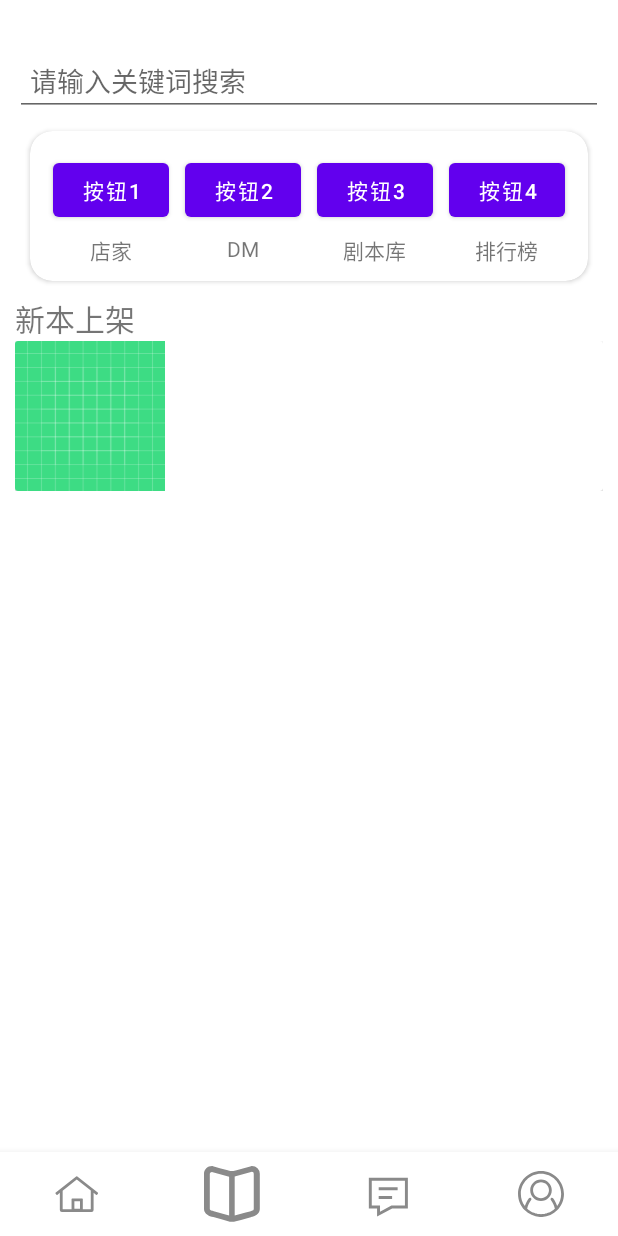
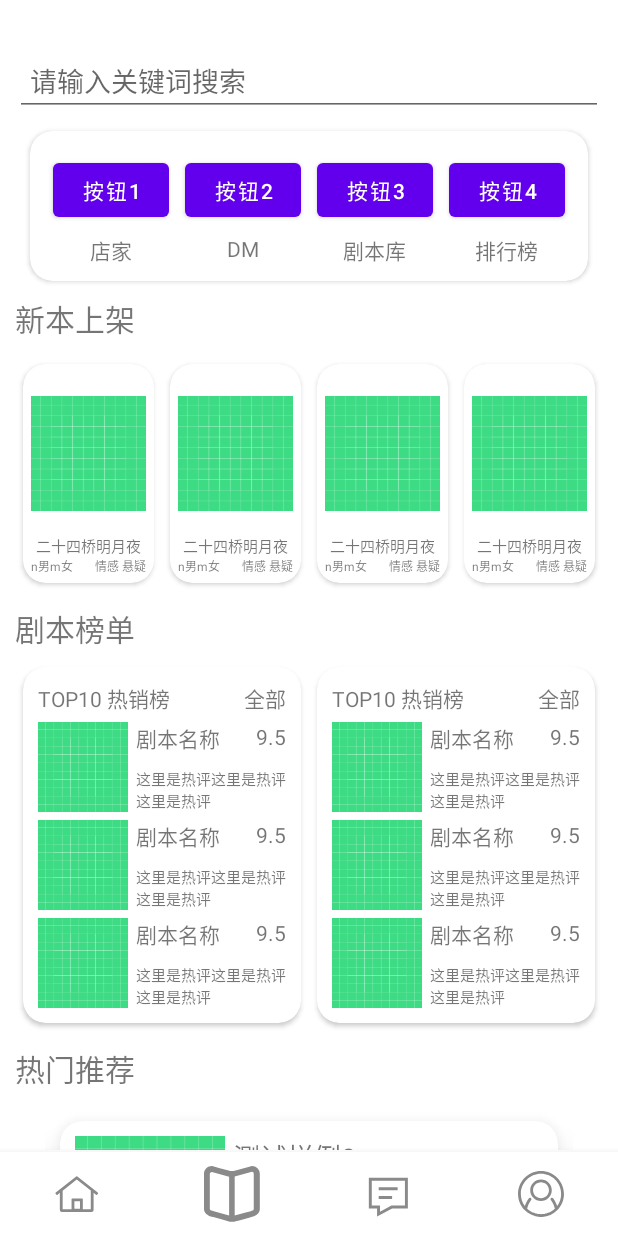
Before and after one commit to JackYuCN/ScriptKillingApp, an Android app: the screen it shows after launch (MainActivity), item 2 of the bottom bar chosen, on a phone screen of 412 x 824 dp. Run offline under Robolectric (Android 15) with nearby library versions, the phone set to English and light mode, and no system bars.

Commit message:
finish the basic layout of scripts fragment

```diff
--- a/app/src/main/java/com/competition/scriptkillingapp/view/fragment/ScriptsFragment.java
+++ b/app/src/main/java/com/competition/scriptkillingapp/view/fragment/ScriptsFragment.java
@@ -4,21 +4,44 @@ import android.os.Bundle;
 import android.view.LayoutInflater;
 import android.view.View;
 import android.view.ViewGroup;
+import android.widget.ScrollView;
 
 import androidx.annotation.NonNull;
 import androidx.annotation.Nullable;
 import androidx.fragment.app.Fragment;
+import androidx.recyclerview.widget.LinearLayoutManager;
+import androidx.recyclerview.widget.RecyclerView;
 
 import com.competition.scriptkillingapp.R;
+import com.competition.scriptkillingapp.adapter.ScriptRecViewAdapter;
+import com.competition.scriptkillingapp.model.Script;
+
+import java.util.ArrayList;
 
 public class ScriptsFragment extends Fragment {
+
     private View view;
+
+    private RecyclerView scriptsRecView;
 
     @Nullable
     @Override
     public View onCreateView(@NonNull LayoutInflater inflater, @Nullable ViewGroup container, @Nullable Bundle savedInstanceState) {
         view = inflater.inflate(R.layout.fragment_scripts, container, false);
 
+        scriptsRecView = view.findViewById(R.id.hot_scripts_recommend_recview);
+
+        ArrayList<Script> scripts = new ArrayList<>();
+        for (int i = 0; i < 10; i++) {
+            scripts.add(new Script("测试样例" + i));
+        }
+
+        ScriptRecViewAdapter adapter = new ScriptRecViewAdapter(view.getContext());
+        adapter.setScripts(scripts);
+
+        scriptsRecView.setAdapter(adapter);
+        scriptsRecView.setLayoutManager(new LinearLayoutManager(view.getContext()));
+
         return view;
     }
 }
--- a/app/src/main/res/layout/fragment_scripts.xml
+++ b/app/src/main/res/layout/fragment_scripts.xml
@@ -1,5 +1,5 @@
 <?xml version="1.0" encoding="utf-8"?>
-<ScrollView xmlns:android="http://schemas.android.com/apk/res/android"
+<androidx.core.widget.NestedScrollView xmlns:android="http://schemas.android.com/apk/res/android"
     xmlns:app="http://schemas.android.com/apk/res-auto"
     xmlns:tools="http://schemas.android.com/tools"
     android:layout_width="match_parent"
@@ -16,8 +16,8 @@
             android:layout_width="match_parent"
             android:layout_height="wrap_content"
             android:layout_marginTop="20dp"
-            android:padding="10dp"
-            android:hint="请输入关键词搜索" />
+            android:hint="请输入关键词搜索"
+            android:padding="10dp" />
 
         <androidx.cardview.widget.CardView
             android:layout_width="match_parent"
@@ -143,32 +143,84 @@
         <LinearLayout
             android:layout_width="match_parent"
             android:layout_height="wrap_content"
+            android:layout_marginTop="10dp"
             android:orientation="horizontal">
 
-            <androidx.cardview.widget.CardView
-                android:layout_width="match_parent"
-                android:layout_height="wrap_content">
+            <include
+                layout="@layout/script_item_vertical"
+                android:layout_width="wrap_content"
+                android:layout_height="wrap_content"
+                android:layout_margin="5dp"
+                android:layout_weight="1" />
 
-                <RelativeLayout
-                    android:layout_width="wrap_content"
-                    android:layout_height="wrap_content">
+            <include
+                layout="@layout/script_item_vertical"
+                android:layout_width="wrap_content"
+                android:layout_height="wrap_content"
+                android:layout_margin="5dp"
+                android:layout_weight="1" />
 
-                    <ImageView
-                        android:layout_width="100dp"
-                        android:layout_height="100dp"
-                        android:id="@+id/scripts_"
-                        android:src="@drawable/ic_launcher_background" />
+            <include
+                layout="@layout/script_item_vertical"
+                android:layout_width="wrap_content"
+                android:layout_height="wrap_content"
+                android:layout_margin="5dp"
+                android:layout_weight="1" />
 
-
-
-                </RelativeLayout>
-
-            </androidx.cardview.widget.CardView>
+            <include
+                layout="@layout/script_item_vertical"
+                android:layout_width="wrap_content"
+                android:layout_height="wrap_content"
+                android:layout_margin="5dp"
+                android:layout_weight="1" />
 
         </LinearLayout>
 
+        <TextView
+            android:layout_width="wrap_content"
+            android:layout_height="wrap_content"
+            android:layout_marginTop="10dp"
+            android:text="剧本榜单"
+            android:textSize="20sp" />
+
+        <LinearLayout
+            android:layout_width="match_parent"
+            android:layout_height="wrap_content"
+            android:layout_marginTop="5dp"
+            android:orientation="horizontal">
+
+            <include
+                layout="@layout/top_script_list_cardview"
+                android:layout_width="wrap_content"
+                android:layout_height="wrap_content"
+                android:layout_margin="5dp"
+                android:layout_weight="1" />
+
+            <include
+                layout="@layout/top_script_list_cardview"
+                android:layout_width="wrap_content"
+                android:layout_height="wrap_content"
+                android:layout_margin="5dp"
+                android:layout_weight="1" />
+
+        </LinearLayout>
+
+        <TextView
+            android:layout_width="wrap_content"
+            android:layout_height="wrap_content"
+            android:layout_marginTop="10dp"
+            android:text="热门推荐"
+            android:textSize="20sp" />
+
+        <androidx.recyclerview.widget.RecyclerView
+            android:id="@+id/hot_scripts_recommend_recview"
+            android:layout_width="match_parent"
+            android:layout_height="wrap_content"
+            android:layout_marginStart="20dp"
+            android:layout_marginTop="10dp"
+            android:layout_marginEnd="20dp" />
 
     </LinearLayout>
 
 
-</ScrollView>
+</androidx.core.widget.NestedScrollView>
--- a/app/src/main/res/layout/script_item_vertical.xml
+++ b/app/src/main/res/layout/script_item_vertical.xml
@@ -1,6 +1,47 @@
 <?xml version="1.0" encoding="utf-8"?>
 <androidx.cardview.widget.CardView xmlns:android="http://schemas.android.com/apk/res/android"
-    android:layout_width="match_parent"
-    android:layout_height="match_parent">
+    android:layout_width="wrap_content"
+    android:layout_height="wrap_content"
+    xmlns:app="http://schemas.android.com/apk/res-auto"
+    android:id="@+id/vertical_single_script"
+    app:cardCornerRadius="15dp">
+
+    <RelativeLayout
+        android:layout_width="wrap_content"
+        android:layout_height="wrap_content"
+        android:padding="5dp">
+
+        <ImageView
+            android:layout_width="wrap_content"
+            android:layout_height="wrap_content"
+            android:id="@+id/vss_image"
+            android:src="@drawable/ic_launcher_background" />
+
+        <TextView
+            android:layout_width="wrap_content"
+            android:layout_height="wrap_content"
+            android:layout_below="@id/vss_image"
+            android:id="@+id/vss_scriptName"
+            android:text="二十四桥明月夜"
+            android:textSize="10sp"
+            android:layout_centerHorizontal="true" />
+
+        <TextView
+            android:layout_width="wrap_content"
+            android:layout_height="wrap_content"
+            android:layout_below="@id/vss_scriptName"
+            android:id="@+id/vss_scriptChar"
+            android:text="n男m女"
+            android:textSize="8sp" />
+
+        <TextView
+            android:layout_width="wrap_content"
+            android:layout_height="wrap_content"
+            android:layout_below="@id/vss_scriptName"
+            android:layout_alignEnd="@id/vss_image"
+            android:text="情感 悬疑"
+            android:textSize="8sp" />
+
+    </RelativeLayout>
 
 </androidx.cardview.widget.CardView>
--- /dev/null
+++ b/app/src/main/res/layout/top_script_list_cardview.xml
@@ -0,0 +1,137 @@
+<?xml version="1.0" encoding="utf-8"?>
+<androidx.cardview.widget.CardView xmlns:android="http://schemas.android.com/apk/res/android"
+    xmlns:app="http://schemas.android.com/apk/res-auto"
+    android:layout_width="wrap_content"
+    android:layout_height="wrap_content"
+    app:cardCornerRadius="15dp">
+
+    <RelativeLayout
+        android:layout_width="match_parent"
+        android:layout_height="match_parent"
+        android:padding="10dp">
+
+        <TextView
+            android:id="@+id/tslcv_txtTopName"
+            android:layout_width="wrap_content"
+            android:layout_height="wrap_content"
+            android:text="TOP10 热销榜" />
+
+        <TextView
+            android:id="@+id/tslcv_showAll"
+            android:layout_width="wrap_content"
+            android:layout_height="wrap_content"
+            android:layout_alignParentEnd="true"
+            android:text="全部" />
+
+        <ImageView
+            android:id="@+id/tslcv_imageViewTop1"
+            android:layout_width="60dp"
+            android:layout_height="60dp"
+            android:layout_marginTop="5dp"
+            android:layout_below="@id/tslcv_txtTopName"
+            android:src="@drawable/ic_launcher_background" />
+
+        <TextView
+            android:id="@+id/tslcv_txtTopScriptName1"
+            android:layout_width="wrap_content"
+            android:layout_height="wrap_content"
+            android:layout_alignTop="@id/tslcv_imageViewTop1"
+            android:layout_marginStart="5dp"
+            android:layout_toEndOf="@id/tslcv_imageViewTop1"
+            android:text="剧本名称" />
+
+        <TextView
+            android:id="@+id/tslcv_txtTopScriptScore1"
+            android:layout_width="wrap_content"
+            android:layout_height="wrap_content"
+            android:layout_alignTop="@id/tslcv_imageViewTop1"
+            android:layout_alignParentEnd="true"
+            android:layout_marginStart="5dp"
+            android:text="9.5"/>
+
+        <TextView
+            android:id="@+id/tslcv_txtTopScriptReview1"
+            android:layout_width="wrap_content"
+            android:layout_height="wrap_content"
+            android:layout_alignBottom="@id/tslcv_imageViewTop1"
+            android:layout_marginStart="5dp"
+            android:layout_toEndOf="@id/tslcv_imageViewTop1"
+            android:text="这里是热评这里是热评这里是热评"
+            android:textSize="10sp" />
+
+        <ImageView
+            android:id="@+id/tslcv_imageViewTop2"
+            android:layout_width="60dp"
+            android:layout_height="60dp"
+            android:layout_marginTop="5dp"
+            android:layout_below="@id/tslcv_imageViewTop1"
+            android:src="@drawable/ic_launcher_background" />
+
+        <TextView
+            android:id="@+id/tslcv_txtTopScriptName2"
+            android:layout_width="wrap_content"
+            android:layout_height="wrap_content"
+            android:layout_alignTop="@id/tslcv_imageViewTop2"
+            android:layout_marginStart="5dp"
+            android:layout_toEndOf="@id/tslcv_imageViewTop2"
+            android:text="剧本名称" />
+
+        <TextView
+            android:id="@+id/tslcv_txtTopScriptScore2"
+            android:layout_width="wrap_content"
+            android:layout_height="wrap_content"
+            android:layout_alignTop="@id/tslcv_imageViewTop2"
+            android:layout_alignParentEnd="true"
+            android:layout_marginStart="5dp"
+            android:text="9.5" />
+
+        <TextView
+            android:id="@+id/tslcv_txtTopScriptReview2"
+            android:layout_width="wrap_content"
+            android:layout_height="wrap_content"
+            android:layout_alignBottom="@id/tslcv_imageViewTop2"
+            android:layout_marginStart="5dp"
+            android:layout_toEndOf="@id/tslcv_imageViewTop2"
+            android:text="这里是热评这里是热评这里是热评"
+            android:textSize="10sp" />
+
+        <ImageView
+            android:id="@+id/tslcv_imageViewTop3"
+            android:layout_width="60dp"
+            android:layout_height="60dp"
+            android:layout_below="@id/tslcv_imageViewTop2"
+            android:layout_marginTop="5dp"
+            android:src="@drawable/ic_launcher_background" />
+
+        <TextView
+            android:id="@+id/tslcv_txtTopScriptName3"
+            android:layout_width="wrap_content"
+            android:layout_height="wrap_content"
+            android:layout_alignTop="@id/tslcv_imageViewTop3"
+            android:layout_marginStart="5dp"
+            android:layout_toEndOf="@id/tslcv_imageViewTop3"
+            android:text="剧本名称" />
+
+        <TextView
+            android:id="@+id/tslcv_txtTopScriptScore3"
+            android:layout_width="wrap_content"
+            android:layout_height="wrap_content"
+            android:layout_alignTop="@id/tslcv_imageViewTop3"
+            android:layout_alignParentEnd="true"
+            android:layout_marginStart="5dp"
+            android:text="9.5" />
+
+        <TextView
+            android:id="@+id/tslcv_txtTopScriptReview3"
+            android:layout_width="wrap_content"
+            android:layout_height="wrap_content"
+            android:layout_alignBottom="@id/tslcv_imageViewTop3"
+            android:layout_marginStart="5dp"
+            android:layout_toEndOf="@id/tslcv_imageViewTop3"
+            android:text="这里是热评这里是热评这里是热评"
+            android:textSize="10sp" />
+
+
+    </RelativeLayout>
+
+</androidx.cardview.widget.CardView>
```
